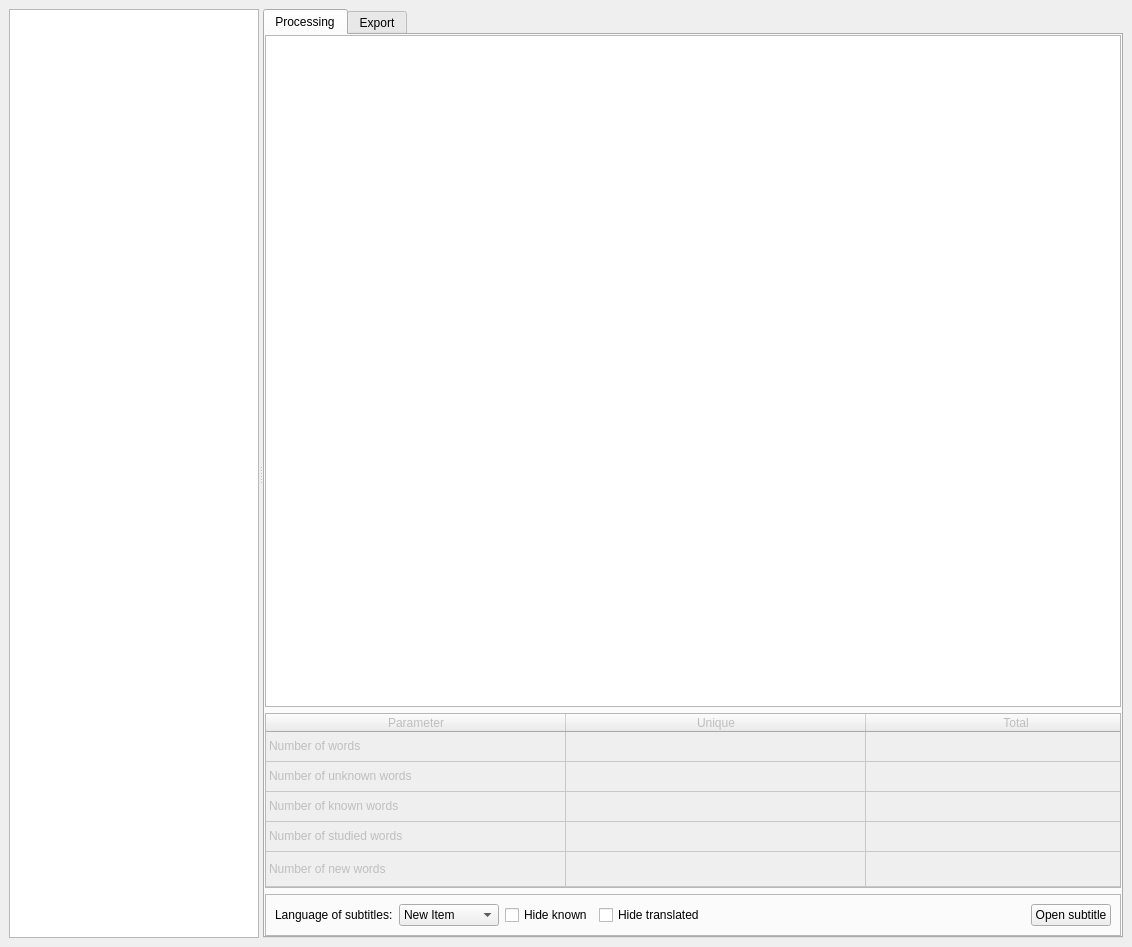
ErFaron/PyLinguaSubtitle, file GUI/MainWindow.ui: the form before one commit.
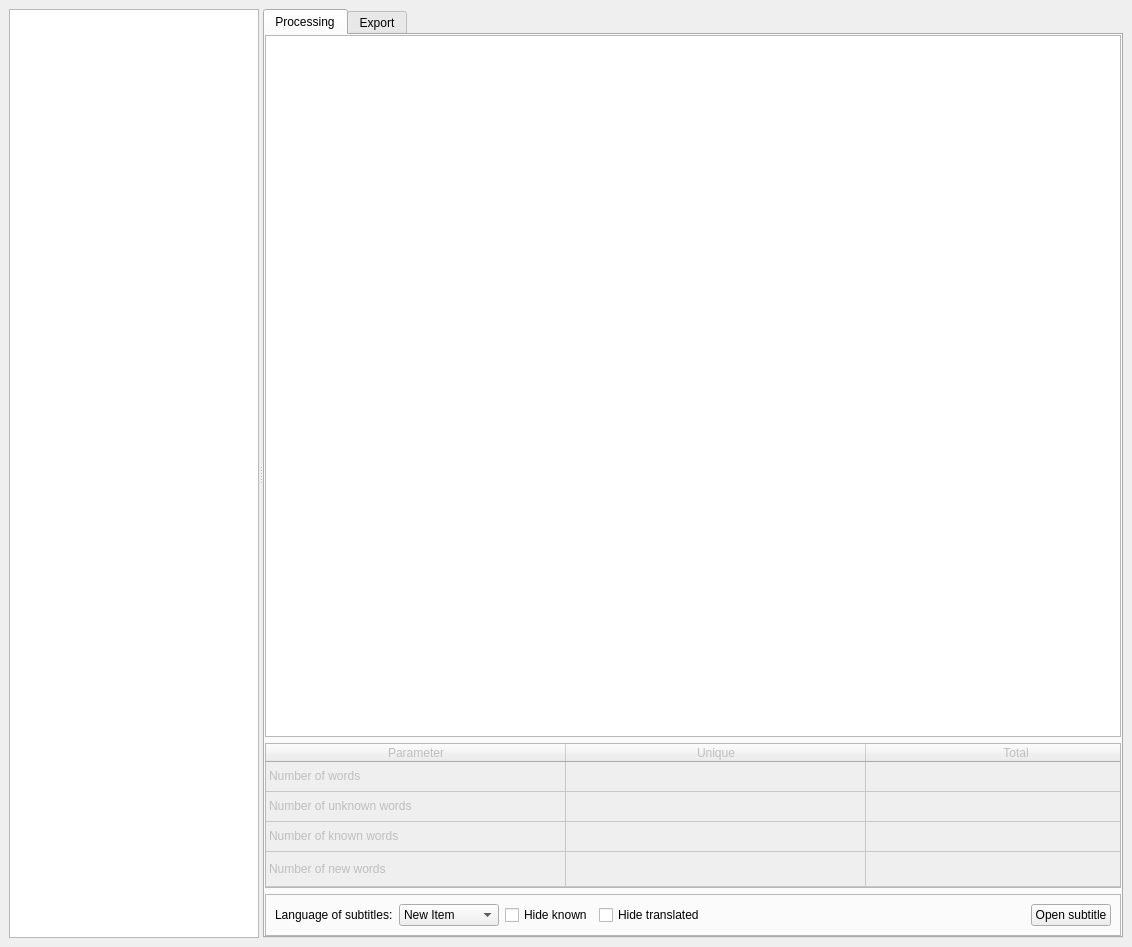
The form after the commit.

Commit message: Fill statistics table

What changed in the file:
```diff
--- a/GUI/MainWindow.ui
+++ b/GUI/MainWindow.ui
@@ -151,13 +151,13 @@
            <property name="minimumSize">
             <size>
              <width>0</width>
-             <height>175</height>
+             <height>145</height>
             </size>
            </property>
            <property name="maximumSize">
             <size>
              <width>16777215</width>
-             <height>175</height>
+             <height>145</height>
             </size>
            </property>
            <property name="verticalScrollBarPolicy">
@@ -196,11 +196,6 @@
              <string>Number of known words</string>
             </property>
            </row>
-           <row>
-            <property name="text">
-             <string>Number of studied words</string>
-            </property>
-           </row>
            <row>
             <property name="text">
              <string>Number of new words</string>
@@ -237,11 +232,6 @@
             </property>
            </item>
            <item row="3" column="0">
-            <property name="text">
-             <string>Number of studied words</string>
-            </property>
-           </item>
-           <item row="4" column="0">
             <property name="text">
              <string>Number of new words</string>
             </property>
```
The commit also changes 2 other files.
